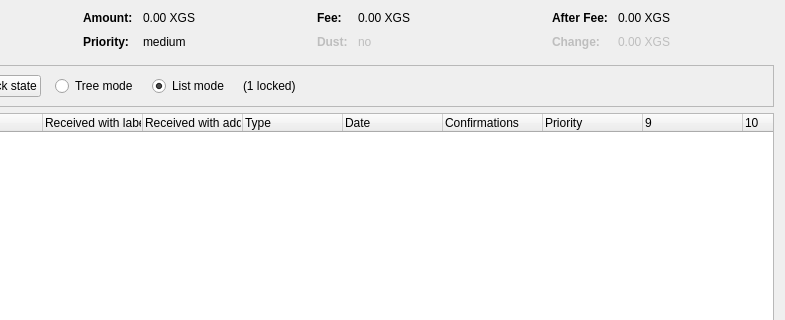
The window that qt/forms/coincontroldialog.ui (Ratstang/Test-QT) describes before a commit, drawn with Qt 5; both pictures show x 169 to 954 and y 0 to 320 of the 954 by 500 pixel window.
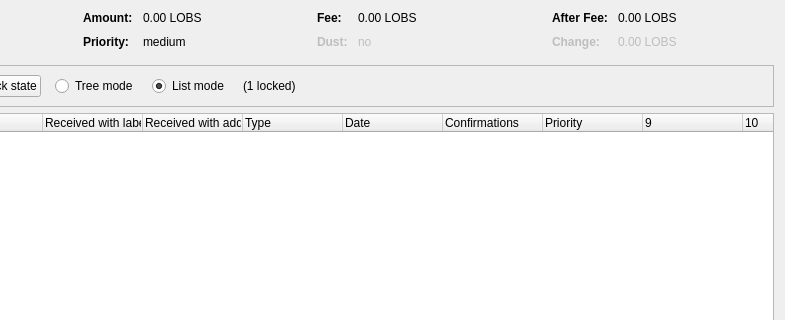
The same window after the commit. Custom widgets are drawn as their Qt base class.

```diff
--- a/qt/forms/coincontroldialog.ui
+++ b/qt/forms/coincontroldialog.ui
@@ -132,7 +132,7 @@
           <enum>Qt::ActionsContextMenu</enum>
          </property>
          <property name="text">
-          <string notr="true">0.00 XGS</string>
+          <string notr="true">0.00 LOBS</string>
          </property>
          <property name="textInteractionFlags">
           <set>Qt::LinksAccessibleByMouse|Qt::TextSelectableByKeyboard|Qt::TextSelectableByMouse</set>
@@ -206,7 +206,7 @@
           <enum>Qt::ActionsContextMenu</enum>
          </property>
          <property name="text">
-          <string notr="true">0.00 XGS</string>
+          <string notr="true">0.00 LOBS</string>
          </property>
          <property name="textInteractionFlags">
           <set>Qt::LinksAccessibleByMouse|Qt::TextSelectableByKeyboard|Qt::TextSelectableByMouse</set>
@@ -286,7 +286,7 @@
           <enum>Qt::ActionsContextMenu</enum>
          </property>
          <property name="text">
-          <string notr="true">0.00 XGS</string>
+          <string notr="true">0.00 LOBS</string>
          </property>
          <property name="textInteractionFlags">
           <set>Qt::LinksAccessibleByMouse|Qt::TextSelectableByKeyboard|Qt::TextSelectableByMouse</set>
@@ -321,7 +321,7 @@
           <enum>Qt::ActionsContextMenu</enum>
          </property>
          <property name="text">
-          <string notr="true">0.00 XGS</string>
+          <string notr="true">0.00 LOBS</string>
          </property>
          <property name="textInteractionFlags">
           <set>Qt::LinksAccessibleByMouse|Qt::TextSelectableByKeyboard|Qt::TextSelectableByMouse</set>
```
